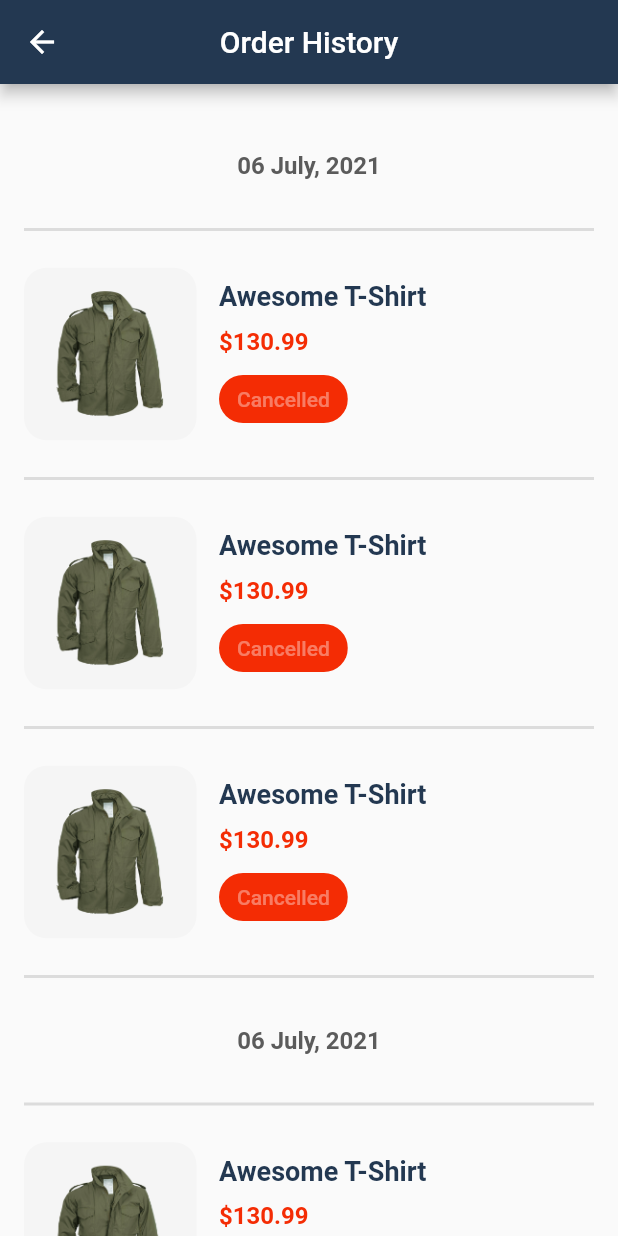
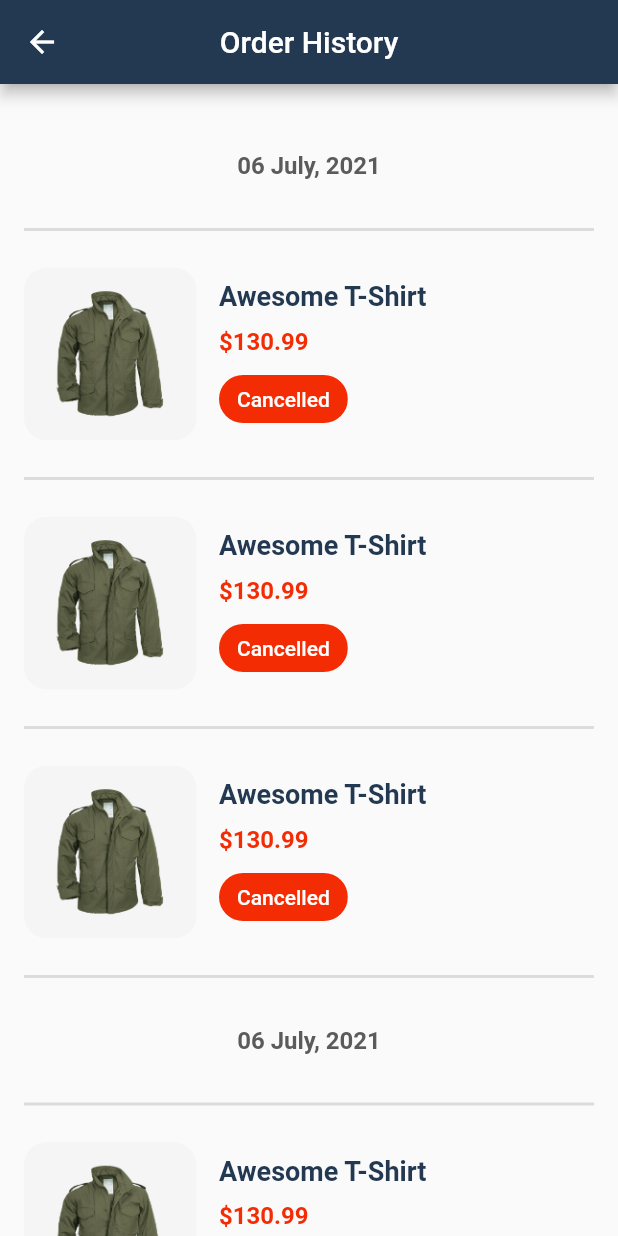
Before and after one commit to ashikahmedfahim/Flutter-E-commerce, a Flutter app: the OrderHistoryPage screen opened directly, on a phone screen of 412 x 824 dp. Run offline on Flutter 3.47's test engine with Material 2 defaults, Android fonts, the phone set to English and light mode, and no system bars; our stand-ins replace badges, flutter_svg, fluttertoast, modal_bottom_sheet, shared_preferences, video_player; accounts and stored records are empty.

Commit message:
search bar fixed

```diff
--- a/lib/components/appbar_with_search_bar.dart
+++ b/lib/components/appbar_with_search_bar.dart
@@ -79,8 +79,8 @@ class _AppBarWithSearchBarState extends State<AppBarWithSearchBar> {
       ],
       flexibleSpace: Padding(
         padding: widget.showExtraProperty
-            ? const EdgeInsets.only(top: 90.0)
-            : const EdgeInsets.only(top: 60.0),
+            ? const EdgeInsets.only(top: 100.0)
+            : const EdgeInsets.only(top: 80.0),
         child: Form(
           key: _formKey,
           child: Row(
--- a/lib/components/order_history_single_product.dart
+++ b/lib/components/order_history_single_product.dart
@@ -69,10 +69,9 @@ class _OrderHistorySingleProductState extends State<OrderHistorySingleProduct> {
                             ),
                           ),
                         ),
-                        ChoiceChip(
+                        Chip(
                           label: Text('Cancelled'),
-                          selected: true,
-                          selectedColor: kPriceColor,
+                          backgroundColor: kPriceColor,
                           labelStyle: TextStyle(
                             color: kDarkTextColor,
                           ),
--- a/lib/screens/home_page.dart
+++ b/lib/screens/home_page.dart
@@ -16,7 +16,7 @@ class HomePage extends StatelessWidget {
   Widget build(BuildContext context) {
     return Scaffold(
       appBar: const PreferredSize(
-        preferredSize: Size.fromHeight(160.0),
+        preferredSize: Size.fromHeight(140.0),
         child: AppBarWithSearchBar(
           showExtraProperty: true,
         ),
```
